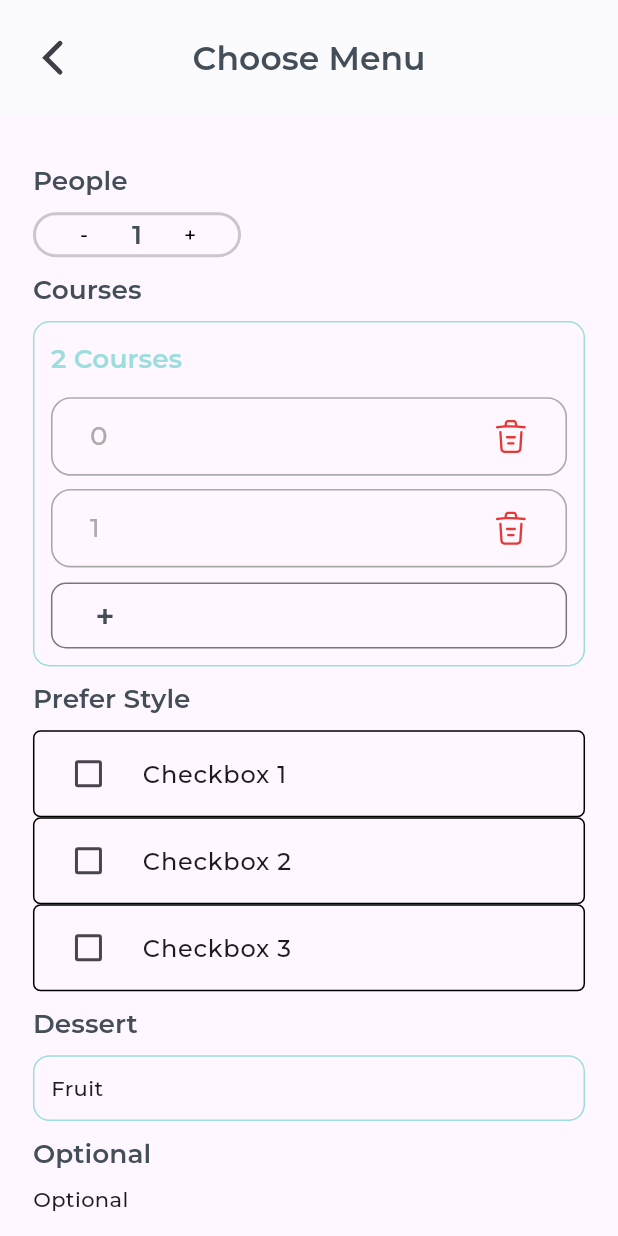
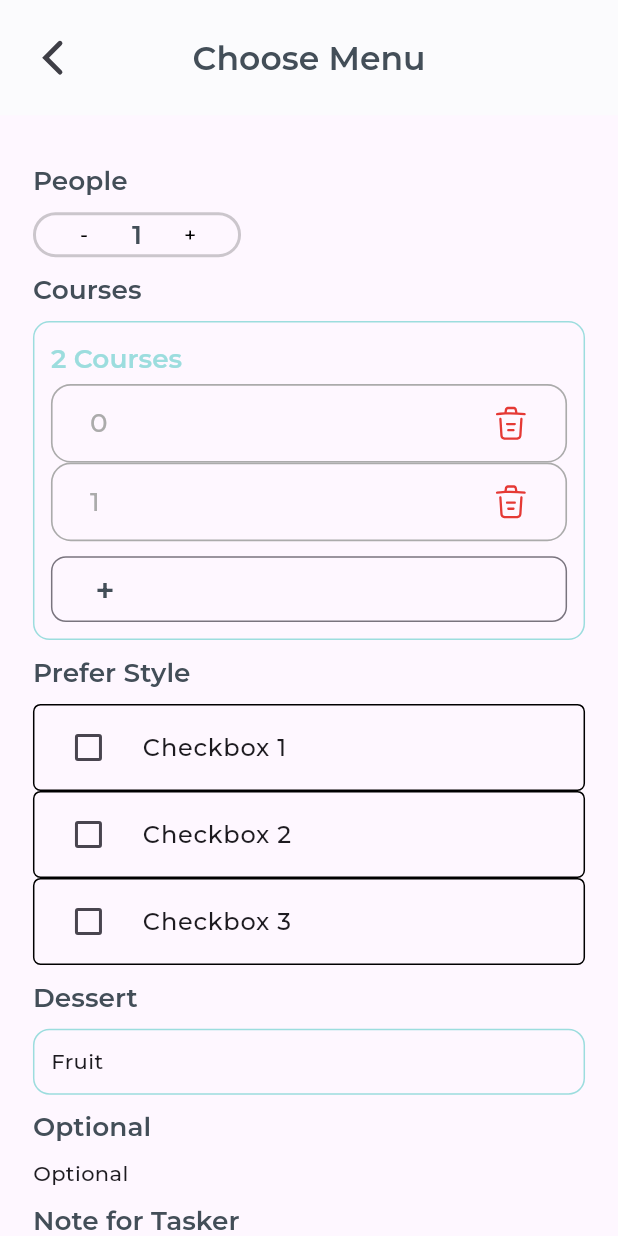
Before and after one commit to jinergenkai/homechef, a Flutter app: the ChooseMenuPage screen opened by its route, on a phone screen of 412 x 824 dp. Run offline on Flutter 3.47's test engine with Material 3 defaults, Android fonts, the phone set to English and light mode, and no system bars; our stand-ins replace auto_route, carousel_slider, connectivity_plus, cookie_jar, dartx, decimal and 21 more; missing offline and left inert: _fe_analyzer_shared, analyzer, analyzer_plugin, android_id, custom_lint_builder, dart_style and 4 more; accounts and stored records are empty; generated files the repository leaves out were written again; statements that could not run were skipped; project files that could hold a hidden picture were left out.

Commit message:
base: app text field

```diff
--- a/app/lib/shared_view/app_text_field.dart
+++ b/app/lib/shared_view/app_text_field.dart
@@ -37,7 +37,7 @@ class AppTextField extends StatelessWidget {
             style: AppTextStyles.s16w600Primary(),
           ),
         ),
-        SizedBox(height: Dimens.d8.responsive()),
+        title.isEmpty ? SizedBox.shrink() : SizedBox(height: Dimens.d8.responsive()),
         TextField(
           maxLines: maxLines,
           onTap: onTap,
```
